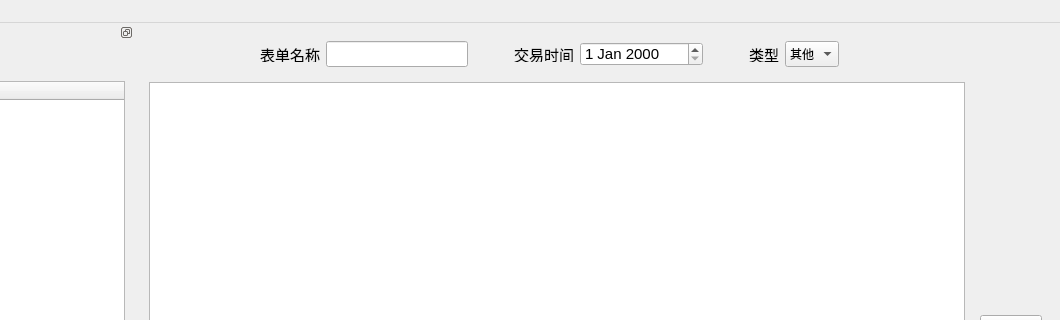
First picture: the form in mainwindowbase.ui, repository zhanglongkun/Form-management-system, before the edit; both pictures show x 140 to 1200 and y 0 to 320 of the 1200 by 669 pixel window.
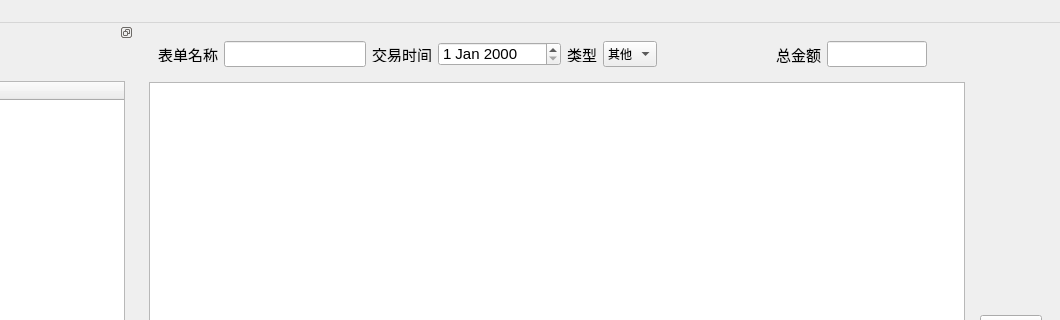
Second picture: the form after the edit.

The edit to the form file:
```diff
--- a/mainwindowbase.ui
+++ b/mainwindowbase.ui
@@ -19,24 +19,11 @@
      <widget class="QWidget" name="widget" native="true">
       <property name="maximumSize">
        <size>
-        <width>800</width>
+        <width>900</width>
         <height>50</height>
        </size>
       </property>
       <layout class="QHBoxLayout" name="horizontalLayout_2">
-       <item>
-        <spacer name="horizontalSpacer_2">
-         <property name="orientation">
-          <enum>Qt::Horizontal</enum>
-         </property>
-         <property name="sizeHint" stdset="0">
-          <size>
-           <width>71</width>
-           <height>20</height>
-          </size>
-         </property>
-        </spacer>
-       </item>
        <item>
         <layout class="QHBoxLayout" name="horizontalLayout">
          <item>
@@ -66,19 +53,6 @@
            </property>
           </widget>
          </item>
-         <item>
-          <spacer name="horizontalSpacer_3">
-           <property name="orientation">
-            <enum>Qt::Horizontal</enum>
-           </property>
-           <property name="sizeHint" stdset="0">
-            <size>
-             <width>40</width>
-             <height>20</height>
-            </size>
-           </property>
-          </spacer>
-         </item>
          <item>
           <widget class="QLabel" name="label">
            <property name="maximumSize">
@@ -118,19 +92,6 @@
            </property>
           </widget>
          </item>
-         <item>
-          <spacer name="horizontalSpacer_5">
-           <property name="orientation">
-            <enum>Qt::Horizontal</enum>
-           </property>
-           <property name="sizeHint" stdset="0">
-            <size>
-             <width>40</width>
-             <height>20</height>
-            </size>
-           </property>
-          </spacer>
-         </item>
          <item>
           <widget class="QLabel" name="label_3">
            <property name="maximumSize">
@@ -179,21 +140,67 @@
            </item>
           </widget>
          </item>
+         <item>
+          <spacer name="horizontalSpacer_3">
+           <property name="orientation">
+            <enum>Qt::Horizontal</enum>
+           </property>
+           <property name="sizeHint" stdset="0">
+            <size>
+             <width>40</width>
+             <height>20</height>
+            </size>
+           </property>
+          </spacer>
+         </item>
+         <item>
+          <widget class="QLabel" name="label_4">
+           <property name="font">
+            <font>
+             <pointsize>11</pointsize>
+            </font>
+           </property>
+           <property name="text">
+            <string>总金额</string>
+           </property>
+          </widget>
+         </item>
+         <item>
+          <widget class="QLineEdit" name="lineEditSum">
+           <property name="minimumSize">
+            <size>
+             <width>50</width>
+             <height>0</height>
+            </size>
+           </property>
+           <property name="maximumSize">
+            <size>
+             <width>100</width>
+             <height>16777215</height>
+            </size>
+           </property>
+           <property name="font">
+            <font>
+             <pointsize>11</pointsize>
+            </font>
+           </property>
+          </widget>
+         </item>
+         <item>
+          <spacer name="horizontalSpacer_2">
+           <property name="orientation">
+            <enum>Qt::Horizontal</enum>
+           </property>
+           <property name="sizeHint" stdset="0">
+            <size>
+             <width>100</width>
+             <height>20</height>
+            </size>
+           </property>
+          </spacer>
+         </item>
         </layout>
        </item>
-       <item>
-        <spacer name="horizontalSpacer_4">
-         <property name="orientation">
-          <enum>Qt::Horizontal</enum>
-         </property>
-         <property name="sizeHint" stdset="0">
-          <size>
-           <width>71</width>
-           <height>20</height>
-          </size>
-         </property>
-        </spacer>
-       </item>
       </layout>
      </widget>
     </item>
```
